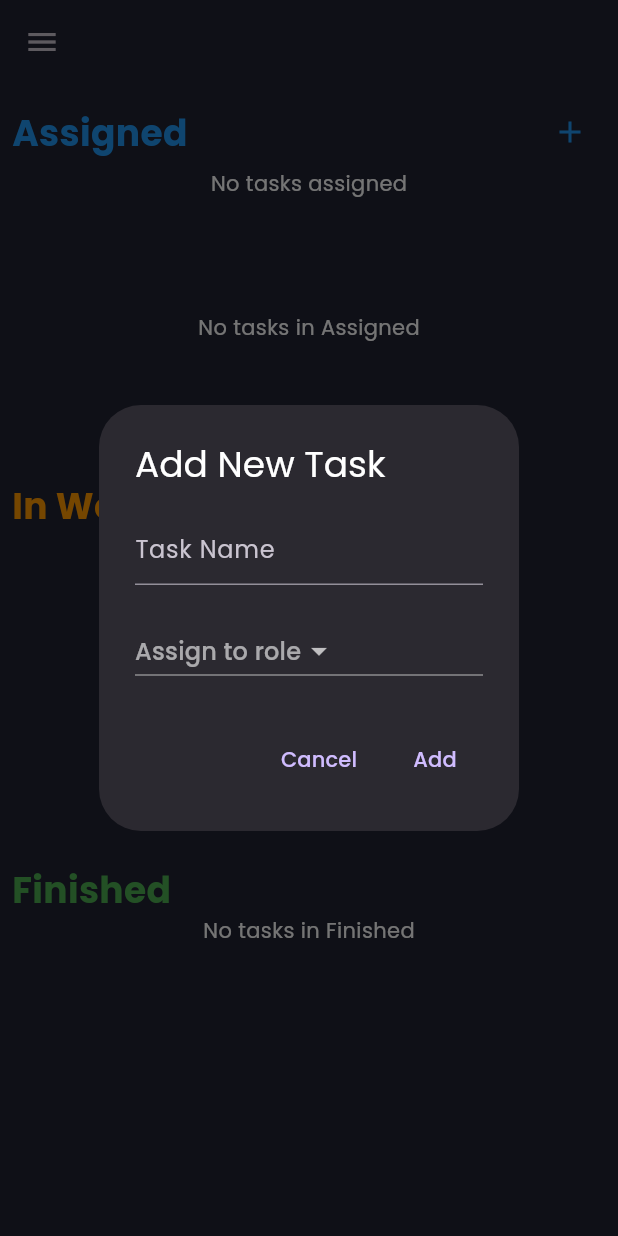
After one commit to Karlo11111/AedisResponsiveAdminPanel, a Flutter app: the TasksScreen screen opened directly, after a tap on the "add" icon, on a phone screen of 412 x 824 dp. The commit adds this screen. Run offline on Flutter 3.47's test engine with Material 3 defaults, Android fonts, the phone set to English and light mode, and no system bars; our stand-ins replace charts_flutter, cloud_firestore, firebase_core, flutter_svg, google_fonts; missing offline and left inert: gantt_chart; accounts and stored records are empty; statements that could not run were skipped.

Commit message:
tasks drag and drop with firebase ( i want to die)
Co-Authored-By: Aschmenzy <128328179+Aschmenzy@users.noreply.github.com>

```diff
--- /dev/null
+++ b/lib/models/all_jobs.dart
@@ -0,0 +1,6 @@
+List<String> jobRoles = [
+  'Cleaner',
+  'Pool Boy',
+  'Concierge',
+  'Bellhop',
+];
--- /dev/null
+++ b/lib/models/task_model.dart
@@ -0,0 +1,25 @@
+class Task {
+  final String? id;
+  final String name;
+  final String role;
+  final String status;
+
+  Task({required this.status, this.id, required this.name, required this.role});
+
+  factory Task.fromMap(Map<String, dynamic> map, String docId) {
+    return Task(
+      id: docId,
+      name: map['Name'],
+      role: map['Role'],
+      status: map['Status'],
+    );
+  }
+
+  Map<String, dynamic> toMap() {
+    return {
+      'Name': name,
+      'Role': role,
+      'Status': status,
+    };
+  }
+}
--- a/lib/screens/main/components/side_menu.dart
+++ b/lib/screens/main/components/side_menu.dart
@@ -30,8 +30,8 @@ class SideMenu extends StatelessWidget {
             selectedIndex: selectedIndex == 1,
           ),
           DrawerListTile(
-            title: "Analytics",
-            svgSrc: "assets/icons/menu_tran.svg",
+            title: "Tasks",
+            svgSrc: "assets/icons/tasks1.svg",
             press: () => onItemSelected(2),
             selectedIndex: selectedIndex == 2,
           ),
--- a/lib/screens/main/main_screen.dart
+++ b/lib/screens/main/main_screen.dart
@@ -4,6 +4,7 @@ import 'package:admin/controllers/MenuAppController.dart';
 import 'package:admin/responsive.dart';
 import 'package:admin/screens/dashboard/dashboard_screen.dart';
 import 'package:admin/screens/calendar/calendar_screen.dart';
+import 'package:admin/screens/tasks/tasks_screen.dart';
 import 'package:flutter/material.dart';
 import 'package:provider/provider.dart';
 
@@ -31,6 +32,8 @@ class _MainScreenState extends State<MainScreen> {
         return DashboardScreen();
       case 1:
         return CalendarScreen();
+      case 2:
+        return TasksScreen();
       default:
         return DashboardScreen();
     }
--- /dev/null
+++ b/lib/screens/tasks/components/header.dart
@@ -0,0 +1,32 @@
+import 'package:admin/constants.dart';
+import 'package:admin/controllers/MenuAppController.dart';
+import 'package:admin/responsive.dart';
+import 'package:flutter/material.dart';
+import 'package:provider/provider.dart';
+
+class TasksHeader extends StatelessWidget {
+  const TasksHeader({Key? key}) : super(key: key);
+
+  @override
+  Widget build(BuildContext context) {
+    return Container(
+      child: Row(
+        children: [
+          // This IconButton should be shown for both mobile and tablet, but not for desktop.
+          if (!Responsive.isDesktop(context))
+            IconButton(
+              padding: const EdgeInsets.all(defaultPadding),
+              icon: const Icon(Icons.menu),
+              onPressed: context.read<MenuAppController>().controlMenu,
+            ),
+          // This condition ensures that "Tasks" text is shown for tablet and desktop, but not for mobile.
+          if (!Responsive.isMobile(context) || Responsive.isTablet(context))
+            Text(
+              "Tasks",
+              style: Theme.of(context).textTheme.titleLarge,
+            ),
+        ],
+      ),
+    );
+  }
+}
--- /dev/null
+++ b/lib/screens/tasks/components/task_item.dart
@@ -0,0 +1,20 @@
+import 'package:admin/models/task_model.dart';
+import 'package:flutter/material.dart';
+
+
+class TaskItem extends StatelessWidget {
+  final Task task;
+
+  TaskItem({Key? key, required this.task}) : super(key: key);
+
+  @override
+  Widget build(BuildContext context) {
+    return Card(
+      child: ListTile(
+        title: Text(task.name),
+        subtitle: Text('Assigned to: ${task.role}'),
+        // Add more details or styling as needed
+      ),
+    );
+  }
+}
--- /dev/null
+++ b/lib/screens/tasks/tasks_screen.dart
@@ -0,0 +1,305 @@
+import 'package:admin/models/all_jobs.dart';
+import 'package:admin/models/task_model.dart';
+import 'package:admin/responsive.dart';
+import 'package:admin/screens/tasks/components/header.dart';
+import 'package:admin/screens/tasks/components/task_column.dart';
+import 'package:admin/screens/tasks/components/task_item.dart';
+import 'package:cloud_firestore/cloud_firestore.dart';
+import 'package:flutter/material.dart';
+
+class TasksScreen extends StatelessWidget {
+  const TasksScreen({Key? key}) : super(key: key);
+
+  @override
+  Widget build(BuildContext context) {
+    return Scaffold(
+      body: Responsive.isDesktop(context)
+          ? _buildDesktopLayout(context)
+          : _buildMobileLayout(context),
+    );
+  }
+}
+
+//mobile layout
+Widget _buildMobileLayout(BuildContext context) {
+  return Column(
+    children: [
+      TasksHeader(),
+      Expanded(
+        child: _buildTaskColumn('Assigned', Colors.blue, context),
+      ),
+      Expanded(
+        child: _buildTaskColumn('In Work', Colors.orange, context),
+      ),
+      Expanded(
+        child: _buildTaskColumn('Finished', Colors.green, context),
+      ),
+    ],
+  );
+}
+
+//desktop layout
+Widget _buildDesktopLayout(BuildContext context) {
+  return Row(
+    children: [
+      TaskColumn(column: _buildTaskColumn('Assigned', Colors.blue, context)),
+      TaskColumn(column: _buildTaskColumn('In Work', Colors.orange, context)),
+      TaskColumn(column: _buildTaskColumn('Finished', Colors.green, context)),
+    ],
+  );
+}
+
+Widget _buildTaskColumn(String title, Color color, BuildContext context) {
+  bool isAssignedColumn = title == 'Assigned';
+  return Container(
+    padding: EdgeInsets.all(8.0),
+    child: Column(
+      children: [
+        Row(
+          mainAxisAlignment: MainAxisAlignment.spaceBetween,
+          children: [
+            Text(title,
+                style: TextStyle(
+                    fontSize: 24, fontWeight: FontWeight.bold, color: color)),
+            // Add a plus icon only for the Assigned column
+            if (isAssignedColumn)
+              IconButton(
+                icon: Icon(Icons.add, color: color),
+                onPressed: () {
+                  _showAddTaskDialog(context);
+                },
+              ),
+          ],
+        ),
+        // Here you would use a ListView.builder or similar to populate the tasks
+        if (isAssignedColumn) Expanded(child: buildAssignedTasks()),
+        Expanded(
+          child: DragTarget<Task>(
+            onWillAccept: (task) {
+              print("Will accept task: ${task?.name}");
+              return true;
+            },
+            onAccept: (task) {
+              print("Task accepted: ${task.name}");
+              transferTask(task, newStatus: title);
+            },
+            builder: (context, candidateData, rejectedData) {
+              return buildTaskList(title);
+            },
+          ),
+        ),
+      ],
+    ),
+  );
+}
+
+//add task dialog
+void _showAddTaskDialog(BuildContext context) {
+  TextEditingController _taskNameController = TextEditingController();
+  String? selectedRole;
+
+  showDialog(
+    context: context,
+    builder: (BuildContext context) {
+      return AlertDialog(
+        title: Text('Add New Task'),
+        content: StatefulBuilder(
+          builder: (BuildContext context, StateSetter setState) {
+            return SingleChildScrollView(
+              child: ListBody(
+                children: <Widget>[
+                  TextField(
+                    controller: _taskNameController,
+                    decoration: InputDecoration(hintText: "Task Name"),
+                  ),
+                  SizedBox(height: 20),
+                  DropdownButton<String>(
+                    value: selectedRole,
+                    hint: Text('Assign to role'),
+                    onChanged: (String? newValue) {
+                      setState(() {
+                        selectedRole = newValue;
+                      });
+                    },
+                    //all job roles from all_jobs.dart
+                    items:
+                        jobRoles.map<DropdownMenuItem<String>>((String role) {
+                      return DropdownMenuItem<String>(
+                        value: role,
+                        child: Text(role),
+                      );
+                    }).toList(),
+                  ),
+                ],
+              ),
+            );
+          },
+        ),
+        actions: [
+          TextButton(
+            child: Text('Cancel'),
+            onPressed: () {
+              Navigator.of(context).pop();
+            },
+          ),
+          TextButton(
+            child: Text('Add'),
+            onPressed: () {
+              if (selectedRole != null && _taskNameController.text.isNotEmpty) {
+                Task newTask = Task(
+                    name: _taskNameController.text,
+                    role: selectedRole!,
+                    status: "Assigned");
+                addTaskToFirebase(newTask);
+                Navigator.of(context).pop();
+              } else {
+                // Handle the case where not all fields are filled
+                print('Please fill in all fields');
+              }
+            },
+          ),
+        ],
+      );
+    },
+  );
+}
+
+//function that adds tasks to firebase
+Future<void> addTaskToFirebase(Task task) async {
+  DocumentReference taskDoc =
+      FirebaseFirestore.instance.collection('Tasks').doc('Assigned');
+
+  return taskDoc
+      .set({task.name: task.toMap()},
+          SetOptions(merge: true)) // Merging with existing data
+      .then((value) => print("Task Added"))
+      .catchError((error) => print("Failed to add task: $error"));
+}
+
+//stream for getting the tasks
+Stream<DocumentSnapshot> getAssignedTasksStream() {
+  return FirebaseFirestore.instance
+      .collection('Tasks')
+      .doc('Assigned')
+      .snapshots();
+}
+
+Widget buildAssignedTasks() {
+  return StreamBuilder<DocumentSnapshot>(
+    stream: getAssignedTasksStream(),
+    builder: (BuildContext context, AsyncSnapshot<DocumentSnapshot> snapshot) {
+      if (snapshot.hasError) {
+        return Text('Error: ${snapshot.error}');
+      }
+      switch (snapshot.connectionState) {
+        case ConnectionState.waiting:
+          return Text('Loading...');
+        default:
+          if (!snapshot.data!.exists) {
+            return Text('No tasks assigned');
+          }
+          Map<String, dynamic> tasks =
+              snapshot.data!.data() as Map<String, dynamic>;
+          return ListView(
+            children: tasks.entries.map((entry) {
+              String taskName = entry.key;
+              Map<String, dynamic> taskDetails = entry.value;
+              return ListTile(
+                title: Text(taskName),
+                subtitle: Text('Assigned to: ${taskDetails['Role']}'),
+              );
+            }).toList(),
+          );
+      }
+    },
+  );
+}
+
+Widget buildTaskList(String status) {
+  return StreamBuilder<DocumentSnapshot>(
+    stream: FirebaseFirestore.instance
+        .collection('Tasks')
+        .doc(status) // Using 'status' here to fetch the correct document
+        .snapshots(),
+    builder: (context, snapshot) {
+      if (snapshot.hasError) {
+        return Text('Error: ${snapshot.error}');
+      }
+      if (snapshot.connectionState == ConnectionState.waiting) {
+        return Text("Loading");
+      }
+      if (!snapshot.hasData || !snapshot.data!.exists) {
+        return Text('No tasks in $status');
+      }
+
+      Map<String, dynamic> tasksData =
+          snapshot.data!.data() as Map<String, dynamic>;
+print(tasksData);
+      List<Task> tasks = [];
+      tasksData.forEach((key, value) {
+        if (value is Map<String, dynamic>) {
+          tasks.add(
+              Task.fromMap(value, key));
+               // Assuming 'key' can be used as an ID
+        }
+      });
+
+      return ListView(
+        children: tasks.map((Task task) {
+          return Draggable<Task>(
+            data: task,
+            child: TaskItem(task: task),
+            feedback: Material(
+              child: Container(
+                width: 100,
+                color: Colors.blue,
+                child: Text(task.name, style: TextStyle(color: Colors.white)),
+              ),
+            ),
+            childWhenDragging: Opacity(
+              opacity: 0.5,
+              child: TaskItem(task: task),
+            ),
+            onDragStarted: () => print("Dragging task: ${task.name}"),
+          );
+        }).toList(),
+      );
+    },
+  );
+}
+
+Future<void> transferTask(Task task, {required String newStatus}) async {
+  CollectionReference tasksCollection = FirebaseFirestore.instance.collection('Tasks');
+  DocumentReference oldStatusDoc = tasksCollection.doc(task.status);
+  DocumentReference newStatusDoc = tasksCollection.doc(newStatus);
+
+  FirebaseFirestore.instance.runTransaction((transaction) async {
+    // Perform all reads first
+    DocumentSnapshot oldStatusSnapshot = await transaction.get(oldStatusDoc);
+    DocumentSnapshot newStatusSnapshot = await transaction.get(newStatusDoc);
+
+    // Now perform all writes
+    if (oldStatusSnapshot.exists) {
+      transaction.update(oldStatusDoc, {
+        '${task.name}': FieldValue.delete(), // Use the exact field name to delete
+      });
+    }
+
+    Map<String, dynamic> taskData = task.toMap();
+    taskData['Status'] = newStatus; // Update the status in the task data
+
+    if (!newStatusSnapshot.exists) {
+      transaction.set(newStatusDoc, {
+        '${task.name}': taskData, // Create the new field with task data
+      });
+    } else {
+      transaction.update(newStatusDoc, {
+        '${task.name}': taskData, // Update the existing field with new task data
+      });
+    }
+  }).then((result) {
+    print("Task transferred to $newStatus for task: ${task.name}");
+  }).catchError((error) {
+    print("Failed to transfer task: $error");
+  });
+}
```
Also changed, not shown: lib/screens/tasks/components/task_column.dart (added, +24 -0 lines), assets/icons/tasks1.svg (added).
